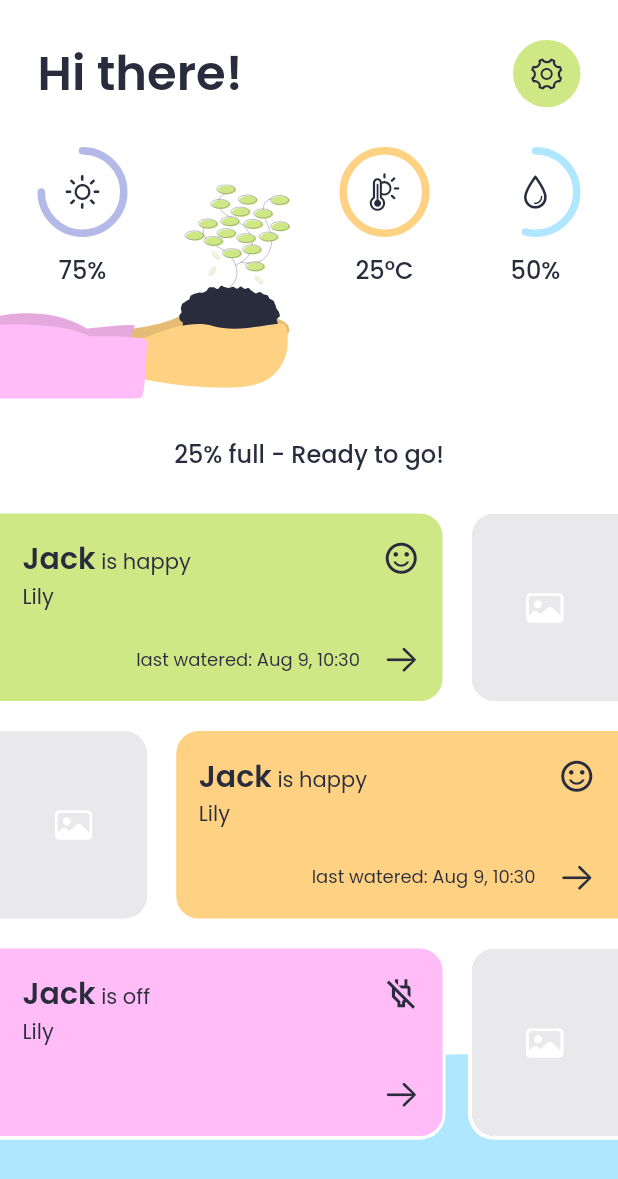
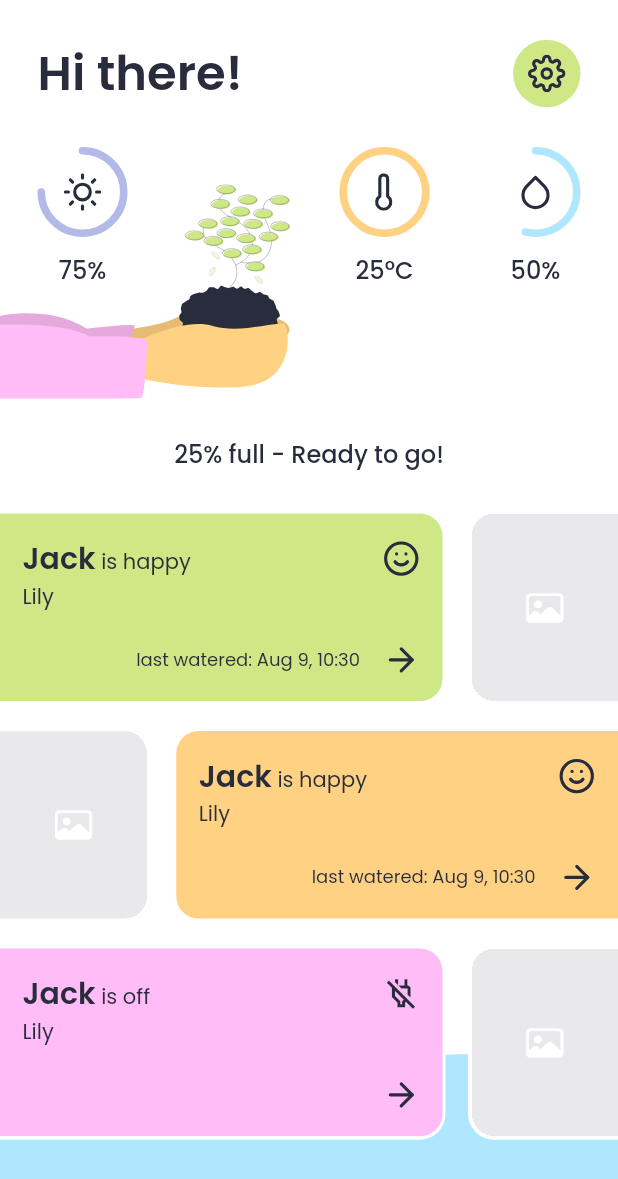
Before and after one commit to JakesMD/Calla, a Flutter app: the screen it shows after launch, on a phone screen of 412 x 824 dp. Shown: the top 1179 px of the screen. Run offline on Flutter 3.47's test engine with Material 2 defaults, Android fonts, the phone set to English and light mode, and no system bars; drawn by our look-alikes of liquid_progress_indicator, percent_indicator; our stand-ins replace flutter_feather_icons, flutter_svg, get, google_fonts.

Commit message:
Replace icons with feather icons

```diff
--- a/calla-app/lib/views/pages/home/widgets/home_page_app_bar.dart
+++ b/calla-app/lib/views/pages/home/widgets/home_page_app_bar.dart
@@ -1,6 +1,7 @@
 import 'package:calla/themes/themes.dart';
 import 'package:calla/views/widgets/widgets.dart';
 import 'package:flutter/cupertino.dart';
+import 'package:flutter_feather_icons/flutter_feather_icons.dart';
 import 'package:get/get.dart';
 
 /// The app bar at the top of the [HomePage].
@@ -18,7 +19,7 @@ class MyHomePageAppBar extends StatelessWidget {
             style: MyTextTheme.headline1,
           ),
         ),
-        const MyCircularIconButton(CupertinoIcons.gear),
+        const MyCircularIconButton(FeatherIcons.settings),
       ],
     );
   }
--- a/calla-app/lib/views/pages/home/widgets/home_page_plant.dart
+++ b/calla-app/lib/views/pages/home/widgets/home_page_plant.dart
@@ -4,6 +4,7 @@ import 'package:calla/themes/themes.dart';
 import 'package:calla/views/widgets/widgets.dart';
 import 'package:flutter/cupertino.dart';
 import 'package:flutter/material.dart';
+import 'package:flutter_feather_icons/flutter_feather_icons.dart';
 import 'package:intl/intl.dart';
 import 'package:get/get.dart';
 
@@ -112,8 +113,8 @@ class MyHomePagePlant extends StatelessWidget {
                     plant.isOff
                         ? Icons.power_off_outlined
                         : plant.generateMoods().contains(PlantMood.happy)
-                            ? Icons.sentiment_satisfied_alt_outlined
-                            : Icons.sentiment_dissatisfied_outlined,
+                            ? FeatherIcons.smile
+                            : FeatherIcons.frown,
                   ),
                 ],
               ),
@@ -139,7 +140,7 @@ class MyHomePagePlant extends StatelessWidget {
                         : Container(),
                   ),
                   MyIcon(
-                    CupertinoIcons.arrow_right,
+                    FeatherIcons.arrowRight,
                     onTap: () => AppCtl.to.goToPlantPage(plant.number),
                   )
                 ],
--- a/calla-app/lib/views/pages/home/widgets/home_page_sensor_reading_section.dart
+++ b/calla-app/lib/views/pages/home/widgets/home_page_sensor_reading_section.dart
@@ -2,6 +2,7 @@ import 'package:calla/controllers/controllers.dart';
 import 'package:calla/themes/themes.dart';
 import 'package:calla/views/widgets/widgets.dart';
 import 'package:flutter/cupertino.dart';
+import 'package:flutter_feather_icons/flutter_feather_icons.dart';
 import 'package:get/get.dart';
 
 /// A row of 3 [MyHomePageSensorReading]s with a [MyIllustration].
@@ -23,11 +24,7 @@ class MyHomePageSensorReadingSection extends StatelessWidget {
                 // Light:
                 MyHomePageSensorReading(
                   text: "${(AppCtl.to.light * 100).toInt()}%",
-                  icon: AppCtl.to.light >= 0.75
-                      ? CupertinoIcons.sun_max
-                      : AppCtl.to.light >= 0.25
-                          ? CupertinoIcons.sun_min
-                          : CupertinoIcons.moon,
+                  icon: AppCtl.to.light >= 0.25 ? FeatherIcons.sun : FeatherIcons.moon,
                   percent: AppCtl.to.light,
                   color: AppCtl.to.colors.purple,
                 ),
@@ -36,18 +33,14 @@ class MyHomePageSensorReadingSection extends StatelessWidget {
                 // Temperature:
                 MyHomePageSensorReading(
                   text: "${AppCtl.to.temperature.toInt()}°C",
-                  icon: AppCtl.to.temperature > 20
-                      ? CupertinoIcons.thermometer_sun
-                      : AppCtl.to.temperature > 0
-                          ? CupertinoIcons.thermometer
-                          : CupertinoIcons.thermometer_snowflake,
+                  icon: FeatherIcons.thermometer,
                   percent: 1,
                   color: AppCtl.to.colors.orange,
                 ),
                 // Humidity:
                 MyHomePageSensorReading(
                   text: "${(AppCtl.to.humidity * 100).toInt()}%",
-                  icon: CupertinoIcons.drop,
+                  icon: FeatherIcons.droplet,
                   percent: 0.54,
                   color: AppCtl.to.colors.blue,
                 ),
--- a/calla-app/lib/views/pages/plant/plant_page.dart
+++ b/calla-app/lib/views/pages/plant/plant_page.dart
@@ -11,8 +11,6 @@ class PlantPage extends StatelessWidget {
 
   @override
   Widget build(BuildContext context) {
-    final plant = PlantPageCtl.to.plant;
-
     return Scaffold(
       body: Obx(
         () => MySpacedColumn(
@@ -21,7 +19,7 @@ class PlantPage extends StatelessWidget {
             Stack(
               children: [
                 MyFileImage(
-                  plant.photoPath,
+                  PlantPageCtl.to.plant.photoPath,
                   height: 250,
                   width: Get.width,
                   borderRadius: const BorderRadius.only(
@@ -35,7 +33,9 @@ class PlantPage extends StatelessWidget {
                     child: MyAppBar(
                       leftIcon: FeatherIcons.chevronLeft,
                       onLeftIconTap: Get.back,
-                      rightIcon: plant.isOff ? Icons.power_outlined : Icons.power_off_outlined,
+                      rightIcon: PlantPageCtl.to.plant.isOff
+                          ? Icons.power_outlined
+                          : Icons.power_off_outlined,
                     ),
                   ),
                 ),
--- a/calla-app/lib/views/pages/plant/widgets/plant_page_preference_box_section.dart
+++ b/calla-app/lib/views/pages/plant/widgets/plant_page_preference_box_section.dart
@@ -24,7 +24,7 @@ class MyPlantPagePreferenceBoxSection extends StatelessWidget {
               Expanded(
                 child: MyPlantPagePreferenceBox(
                   color: AppCtl.to.colors.green,
-                  icon: FeatherIcons.cloudRain,
+                  icon: FeatherIcons.cloudDrizzle,
                   headline: "WATER",
                   text: plant.wateringSchedule > 0
                       ? "${(plant.preferredWater).toInt()}ml / ${plant.wateringSchedule}h"
```
